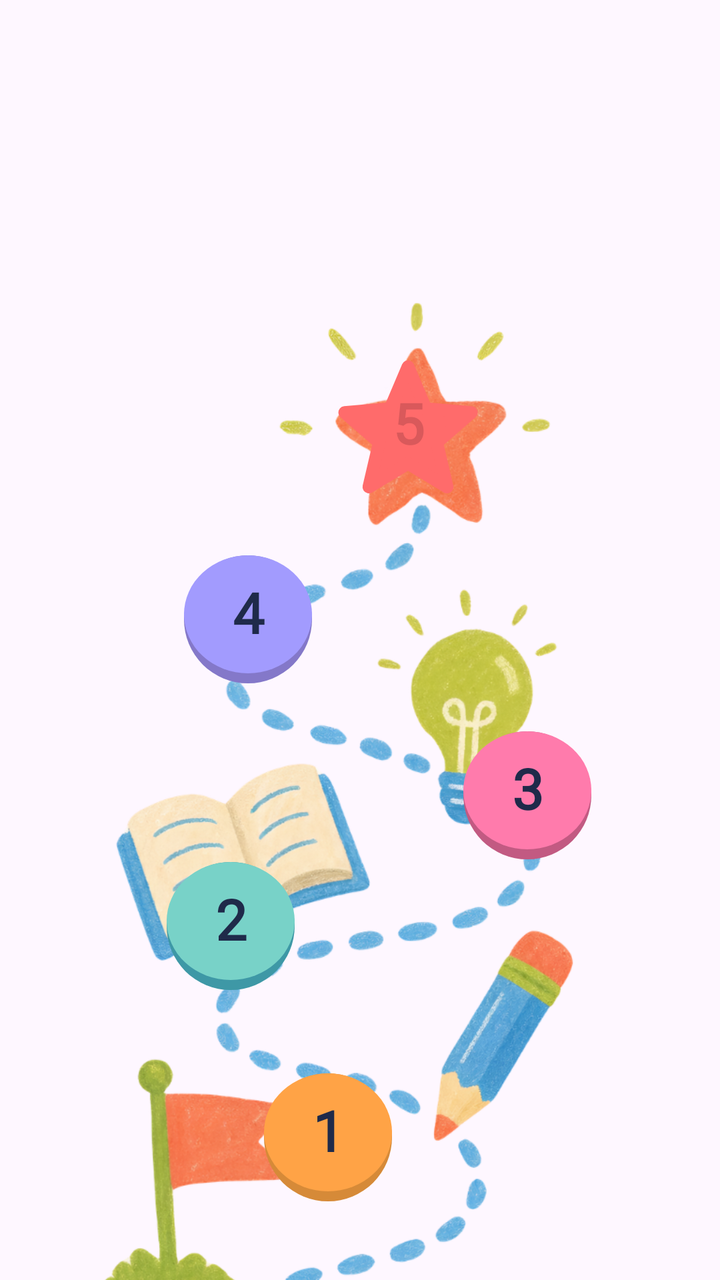
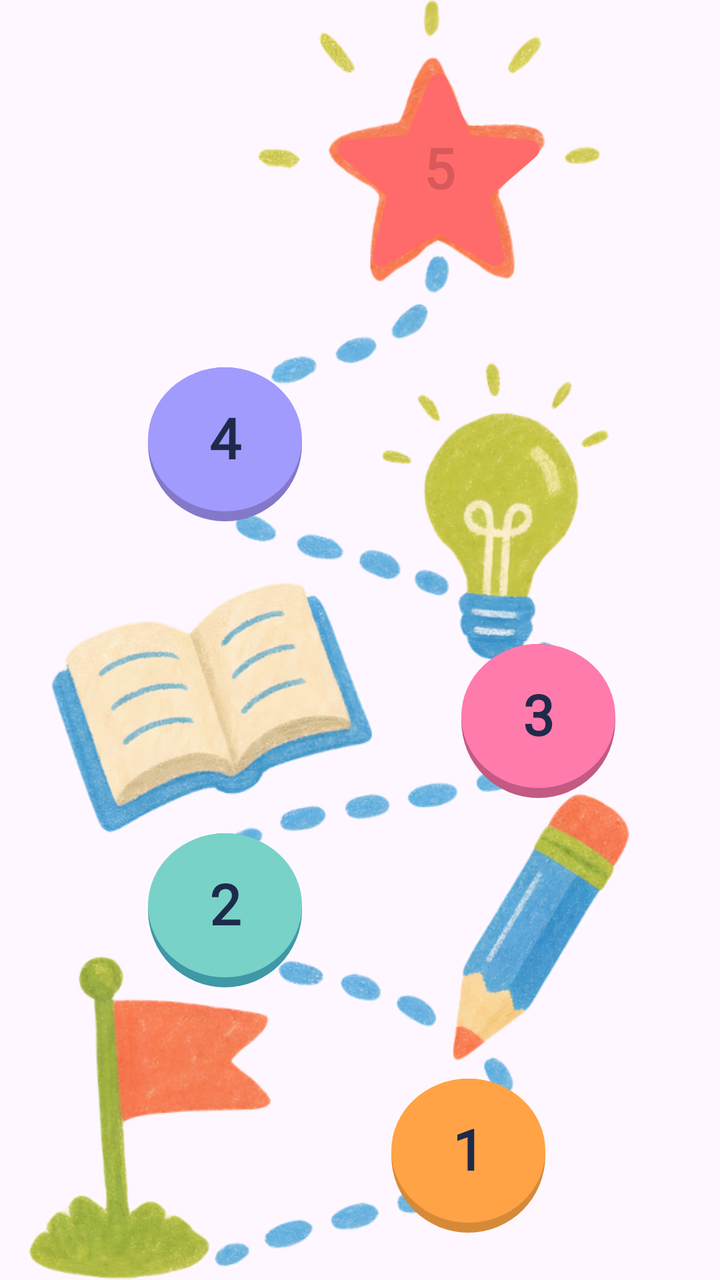

Before-and-after screenshots of an Android layout around one commit, followed by the original layout XML and the change that was made.
<!-- AndroidManifest.xml: application theme Theme.Wordy -->
<!-- res/layout/mapa_niveles.xml -->
<?xml version="1.0" encoding="utf-8"?>
<androidx.constraintlayout.widget.ConstraintLayout xmlns:android="http://schemas.android.com/apk/res/android"
    xmlns:app="http://schemas.android.com/apk/res-auto"
    android:layout_width="match_parent"
    android:layout_height="match_parent"
    xmlns:tools="http://schemas.android.com/tools">

    <ImageView
        android:id="@+id/ivMapa"
        android:layout_width="900dp"
        android:layout_height="986dp"
        android:contentDescription="@string/img_mapa"
        android:scaleType="fitCenter"
        android:src="@drawable/img_mapa_decoracion"
        app:layout_constraintBottom_toBottomOf="parent"
        app:layout_constraintEnd_toEndOf="parent"
        app:layout_constraintHorizontal_bias="0.501"
        app:layout_constraintStart_toStartOf="parent"
        app:layout_constraintTop_toTopOf="parent"
        app:layout_constraintVertical_bias="0.258" />

    <TextView
        android:id="@+id/nivel5"
        style="@style/WordyNivel"
        android:layout_width="76dp"
        android:layout_height="76dp"
        android:background="@drawable/ic_estrella_nivel"
        android:text="5"
        android:textColor="@color/wordy_coral_dark"
        app:layout_constraintBottom_toBottomOf="parent"
        app:layout_constraintEnd_toEndOf="parent"
        app:layout_constraintHorizontal_bias="0.585"
        app:layout_constraintStart_toStartOf="parent"
        app:layout_constraintTop_toTopOf="parent"
        app:layout_constraintVertical_bias="0.314"
        tools:ignore="HardcodedText" />

    <TextView
        android:id="@+id/nivel4"
        style="@style/WordyNivel"
        android:layout_width="64dp"
        android:layout_height="64dp"
        android:background="@drawable/bg_nivel_morado"
        android:text="4"
        app:layout_constraintBottom_toBottomOf="parent"
        app:layout_constraintEnd_toEndOf="parent"
        app:layout_constraintHorizontal_bias="0.311"
        app:layout_constraintStart_toStartOf="parent"
        app:layout_constraintTop_toTopOf="parent"
        app:layout_constraintVertical_bias="0.482"
        tools:ignore="HardcodedText" />

    <TextView
        android:id="@+id/nivel3"
        style="@style/WordyNivel"
        android:layout_width="64dp"
        android:layout_height="64dp"
        android:background="@drawable/bg_nivel_rosa"
        android:text="3"
        app:layout_constraintBottom_toBottomOf="parent"
        app:layout_constraintEnd_toEndOf="parent"
        app:layout_constraintHorizontal_bias="0.783"
        app:layout_constraintStart_toStartOf="parent"
        app:layout_constraintTop_toTopOf="parent"
        app:layout_constraintVertical_bias="0.635"
        tools:ignore="HardcodedText" />

    <TextView
        android:id="@+id/nivel2"
        style="@style/WordyNivel"
        android:layout_width="64dp"
        android:layout_height="64dp"
        android:background="@drawable/bg_nivel_teal"
        android:text="2"
        app:layout_constraintBottom_toBottomOf="parent"
        app:layout_constraintEnd_toEndOf="parent"
        app:layout_constraintHorizontal_bias="0.282"
        app:layout_constraintStart_toStartOf="parent"
        app:layout_constraintTop_toTopOf="parent"
        app:layout_constraintVertical_bias="0.748"
        tools:ignore="HardcodedText" />

    <TextView
        android:id="@+id/nivel1"
        style="@style/WordyNivel"
        android:layout_width="64dp"
        android:layout_height="64dp"
        android:background="@drawable/bg_nivel_naranja"
        android:text="1"
        app:layout_constraintBottom_toBottomOf="parent"
        app:layout_constraintEnd_toEndOf="parent"
        app:layout_constraintHorizontal_bias="0.446"
        app:layout_constraintStart_toStartOf="parent"
        app:layout_constraintTop_toTopOf="parent"
        app:layout_constraintVertical_bias="0.932"
        tools:ignore="HardcodedText" />
</androidx.constraintlayout.widget.ConstraintLayout>
<!-- resources referenced by this layout -->
<resources>
  <color name="wordy_coral_dark">#D9595B</color>
  <!-- drawable bg_nivel_morado (drawable) -->
  <layer-list xmlns:android="http://schemas.android.com/apk/res/android">
      <item>
          <shape android:shape="oval"><solid android:color="@color/wordy_purple_dark"/></shape>
      </item>
      <item android:bottom="5dp">
          <shape android:shape="oval"><solid android:color="@color/wordy_purple"/></shape>
      </item>
  </layer-list>
  <!-- drawable bg_nivel_naranja (drawable) -->
  <layer-list xmlns:android="http://schemas.android.com/apk/res/android">
      <item>
          <shape android:shape="oval"><solid android:color="@color/wordy_orange_dark"/></shape>
      </item>
      <item android:bottom="5dp">
          <shape android:shape="oval"><solid android:color="@color/wordy_orange"/></shape>
      </item>
  </layer-list>
  <!-- drawable bg_nivel_rosa (drawable) -->
  <layer-list xmlns:android="http://schemas.android.com/apk/res/android">
      <item>
          <shape android:shape="oval"><solid android:color="@color/wordy_pink_dark"/></shape>
      </item>
      <item android:bottom="5dp">
          <shape android:shape="oval"><solid android:color="@color/wordy_pink"/></shape>
      </item>
  </layer-list>
  <!-- drawable bg_nivel_teal (drawable) -->
  <layer-list xmlns:android="http://schemas.android.com/apk/res/android">
      <item>
          <shape android:shape="oval"><solid android:color="@color/wordy_teal_dark"/></shape>
      </item>
      <item android:bottom="5dp">
          <shape android:shape="oval"><solid android:color="@color/wordy_teal"/></shape>
      </item>
  </layer-list>
  <!-- drawable ic_estrella_nivel (drawable) -->
  <vector xmlns:android="http://schemas.android.com/apk/res/android"
      android:width="48dp"
      android:height="48dp"
      android:viewportWidth="24"
      android:viewportHeight="24">
      <path
          android:fillColor="@color/wordy_coral"
          android:pathData="M12,17.27L18.18,21l-1.64,-7.03L22,9.24l-7.19,-0.61L12,2 9.19,8.63 2,9.24l5.46,4.73L5.82,21z"
          android:strokeColor="@color/wordy_coral"
          android:strokeLineJoin="round"
          android:strokeWidth="2" />
  </vector>
  <!-- drawable img_mapa_decoracion: png bitmap (drawable, 442676 bytes) -->
  <string name="img_mapa">Mapa de niveles</string>
  <style name="WordyNivel">
          <item name="android:clickable">true</item>
          <item name="android:focusable">true</item>
          <item name="android:fontFamily">@font/fredoka_normal</item>
          <item name="android:gravity">center</item>
          <item name="android:includeFontPadding">false</item>
          <item name="android:paddingBottom">4dp</item>
          <item name="android:textColor">@color/wordy_navy</item>
          <item name="android:textSize">28sp</item>
          <item name="android:textStyle">bold</item>
      </style>
  <style name="Theme.Wordy" parent="Base.Theme.Wordy" />
  <color name="wordy_purple_dark">#8478C9</color>
  <color name="wordy_purple">#A29BFE</color>
  <color name="wordy_orange_dark">#D68A38</color>
  <color name="wordy_orange">#FFA346</color>
  <color name="wordy_pink_dark">#C25A82</color>
  <color name="wordy_pink">#FF7BAC</color>
  <color name="wordy_teal_dark">#3E98A6</color>
  <color name="wordy_teal">#78D2C8</color>
  <color name="wordy_coral">#FF6B6B</color>
  <color name="wordy_navy">#1F2A4A</color>
  <style name="Base.Theme.Wordy" parent="Theme.Material3.DayNight.NoActionBar">
          
          
      </style>
</resources>

<!-- the commit's change to res/layout/mapa_niveles.xml (unified diff, before → after) -->
@@ -1,97 +1,98 @@
 <?xml version="1.0" encoding="utf-8"?>
 <androidx.constraintlayout.widget.ConstraintLayout xmlns:android="http://schemas.android.com/apk/res/android"
     xmlns:app="http://schemas.android.com/apk/res-auto"
+    xmlns:tools="http://schemas.android.com/tools"
     android:layout_width="match_parent"
-    android:layout_height="match_parent"
-    xmlns:tools="http://schemas.android.com/tools">
+    android:layout_height="match_parent">
 
     <ImageView
         android:id="@+id/ivMapa"
-        android:layout_width="900dp"
-        android:layout_height="986dp"
+        android:layout_width="0dp"
+        android:layout_height="0dp"
         android:contentDescription="@string/img_mapa"
-        android:scaleType="fitCenter"
+        android:scaleType="centerCrop"
         android:src="@drawable/img_mapa_decoracion"
         app:layout_constraintBottom_toBottomOf="parent"
         app:layout_constraintEnd_toEndOf="parent"
-        app:layout_constraintHorizontal_bias="0.501"
+        app:layout_constraintHorizontal_bias="1.0"
         app:layout_constraintStart_toStartOf="parent"
         app:layout_constraintTop_toTopOf="parent"
-        app:layout_constraintVertical_bias="0.258" />
+        app:layout_constraintVertical_bias="0.0" />
 
     <TextView
         android:id="@+id/nivel5"
         style="@style/WordyNivel"
-        android:layout_width="76dp"
-        android:layout_height="76dp"
+        android:layout_width="110dp"
+        android:layout_height="110dp"
         android:background="@drawable/ic_estrella_nivel"
         android:text="5"
         android:textColor="@color/wordy_coral_dark"
         app:layout_constraintBottom_toBottomOf="parent"
         app:layout_constraintEnd_toEndOf="parent"
-        app:layout_constraintHorizontal_bias="0.585"
+        app:layout_constraintHorizontal_bias="0.657"
         app:layout_constraintStart_toStartOf="parent"
         app:layout_constraintTop_toTopOf="parent"
-        app:layout_constraintVertical_bias="0.314"
+        app:layout_constraintVertical_bias="0.061"
         tools:ignore="HardcodedText" />
 
     <TextView
         android:id="@+id/nivel4"
         style="@style/WordyNivel"
-        android:layout_width="64dp"
-        android:layout_height="64dp"
+        android:layout_width="77dp"
+        android:layout_height="77dp"
         android:background="@drawable/bg_nivel_morado"
         android:text="4"
         app:layout_constraintBottom_toBottomOf="parent"
         app:layout_constraintEnd_toEndOf="parent"
-        app:layout_constraintHorizontal_bias="0.311"
+        app:layout_constraintHorizontal_bias="0.262"
         app:layout_constraintStart_toStartOf="parent"
         app:layout_constraintTop_toTopOf="parent"
-        app:layout_constraintVertical_bias="0.482"
+        app:layout_constraintVertical_bias="0.326"
         tools:ignore="HardcodedText" />
 
     <TextView
         android:id="@+id/nivel3"
         style="@style/WordyNivel"
-        android:layout_width="64dp"
-        android:layout_height="64dp"
+        android:layout_width="77dp"
+        android:layout_height="77dp"
         android:background="@drawable/bg_nivel_rosa"
         android:text="3"
         app:layout_constraintBottom_toBottomOf="parent"
         app:layout_constraintEnd_toEndOf="parent"
-        app:layout_constraintHorizontal_bias="0.783"
+        app:layout_constraintHorizontal_bias="0.815"
         app:layout_constraintStart_toStartOf="parent"
         app:layout_constraintTop_toTopOf="parent"
-        app:layout_constraintVertical_bias="0.635"
+        app:layout_constraintVertical_bias="0.572"
         tools:ignore="HardcodedText" />
 
     <TextView
         android:id="@+id/nivel2"
         style="@style/WordyNivel"
-        android:layout_width="64dp"
-        android:layout_height="64dp"
+        android:layout_width="77dp"
+        android:layout_height="77dp"
         android:background="@drawable/bg_nivel_teal"
         android:text="2"
         app:layout_constraintBottom_toBottomOf="parent"
         app:layout_constraintEnd_toEndOf="parent"
-        app:layout_constraintHorizontal_bias="0.282"
+        app:layout_constraintHorizontal_bias="0.262"
         app:layout_constraintStart_toStartOf="parent"
         app:layout_constraintTop_toTopOf="parent"
-        app:layout_constraintVertical_bias="0.748"
+        app:layout_constraintVertical_bias="0.74"
         tools:ignore="HardcodedText" />
 
     <TextView
         android:id="@+id/nivel1"
         style="@style/WordyNivel"
-        android:layout_width="64dp"
-        android:layout_height="64dp"
+        android:layout_width="77dp"
+        android:layout_height="77dp"
         android:background="@drawable/bg_nivel_naranja"
         android:text="1"
         app:layout_constraintBottom_toBottomOf="parent"
         app:layout_constraintEnd_toEndOf="parent"
-        app:layout_constraintHorizontal_bias="0.446"
+        app:layout_constraintHorizontal_bias="0.691"
         app:layout_constraintStart_toStartOf="parent"
         app:layout_constraintTop_toTopOf="parent"
-        app:layout_constraintVertical_bias="0.932"
+        app:layout_constraintVertical_bias="0.958"
         tools:ignore="HardcodedText" />
+
 </androidx.constraintlayout.widget.ConstraintLayout>
